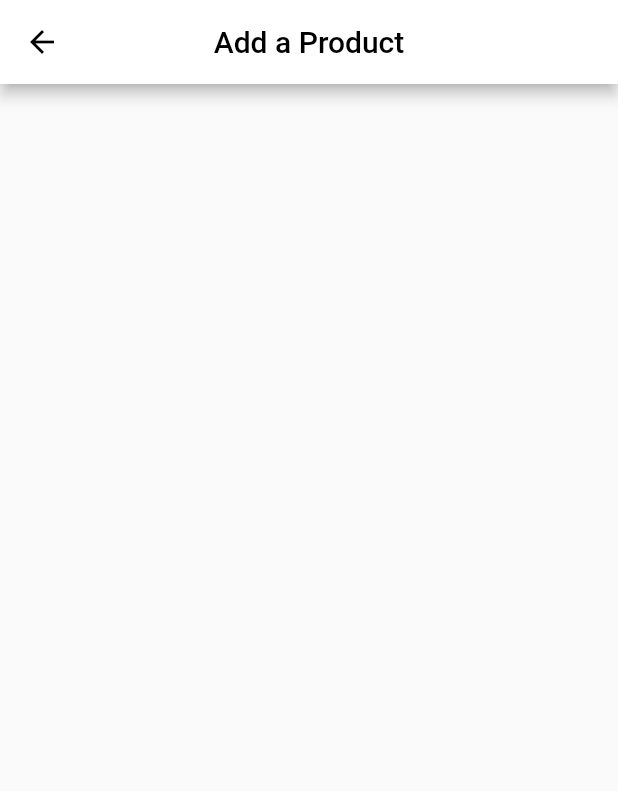
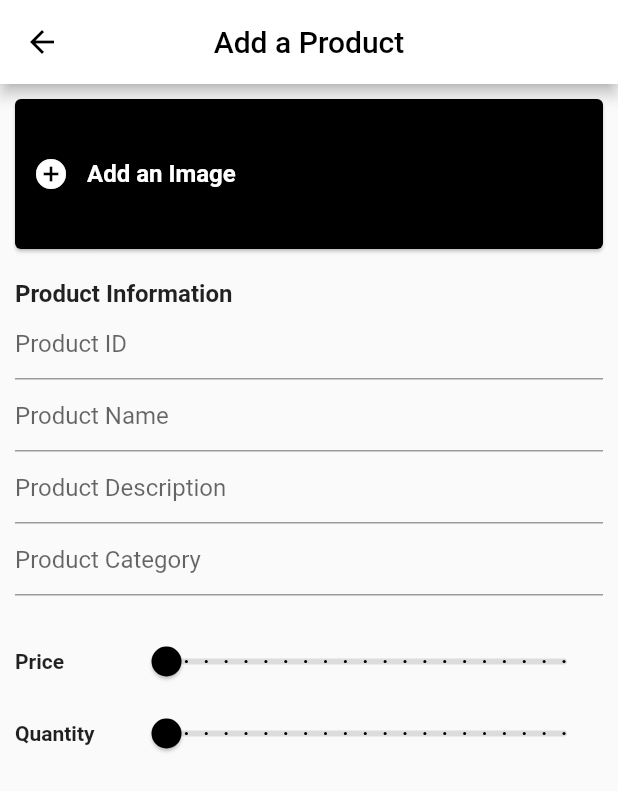
Before and after one commit to Abh1sen/PSM_Backend, a Flutter app: the NewProductScreen screen opened by its route, on a phone screen of 412 x 824 dp. Shown: the top 791 px of the screen. Run offline on Flutter 3.47's test engine with Material 2 defaults, Android fonts, the phone set to English and light mode, and no system bars; our stand-ins replace equatable, get, image_picker.

Commit message:
Added form fields and slider for new product

```diff
--- a/psm_backend/lib/screens/new_product_screen.dart
+++ b/psm_backend/lib/screens/new_product_screen.dart
@@ -25,9 +25,93 @@ class NewProductScreen extends StatelessWidget {
         padding: const EdgeInsets.all(10.0),
         child: Column(
           crossAxisAlignment: CrossAxisAlignment.start,
-          children: const [],
+          children: [
+            SizedBox(
+              height: 100,
+              child: Card(
+                margin: EdgeInsets.zero,
+                color: Colors.black,
+                child: Row(
+                  children: [
+                    IconButton(
+                      onPressed: () {
+                        Get.to(() => const NewProductScreen());
+                      },
+                      icon: Icon(
+                        Icons.add_circle,
+                        color: Colors.white,
+                      ),
+                    ),
+                    const Text(
+                      'Add an Image',
+                      style: TextStyle(
+                          fontSize: 16,
+                          fontWeight: FontWeight.bold,
+                          color: Colors.white),
+                    ),
+                  ],
+                ),
+              ),
+            ),
+            const SizedBox(
+              height: 20,
+            ),
+            const Text(
+              'Product Information',
+              style: TextStyle(
+                fontSize: 16,
+                fontWeight: FontWeight.bold,
+              ),
+            ),
+            _buildTextFormField('Product ID'),
+            _buildTextFormField('Product Name'),
+            _buildTextFormField('Product Description'),
+            _buildTextFormField('Product Category'),
+            const SizedBox(
+              height: 20,
+            ),
+            _buildSlider('Price'),
+            _buildSlider('Quantity'),
+            const SizedBox(
+              height: 20,
+            ),
+          ],
         ),
       ),
     );
   }
+
+  Row _buildSlider(String title) {
+    return Row(
+      children: [
+        SizedBox(
+          width: 75,
+          child: Text(
+            title,
+            style: TextStyle(
+              fontSize: 14,
+              fontWeight: FontWeight.bold,
+            ),
+          ),
+        ),
+        Expanded(
+          child: Slider(
+            value: 0,
+            min: 0,
+            max: 200000,
+            divisions: 20,
+            activeColor: Colors.black,
+            inactiveColor: Colors.black12,
+            onChanged: (value) {},
+          ),
+        ),
+      ],
+    );
+  }
+
+  TextFormField _buildTextFormField(String hintText) {
+    return TextFormField(
+      decoration: InputDecoration(hintText: hintText),
+    );
+  }
 }
```
